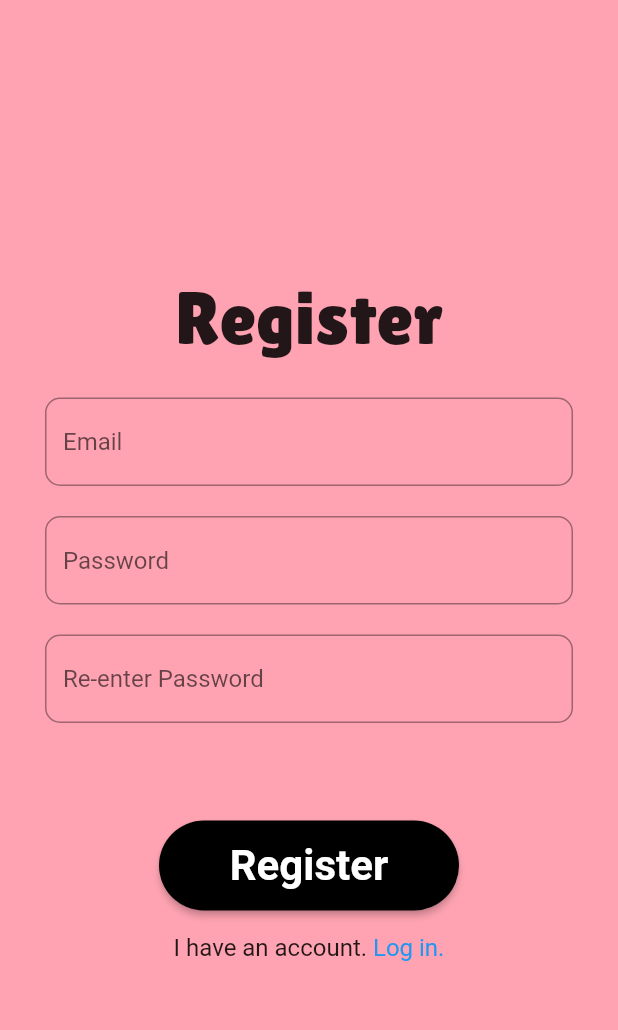
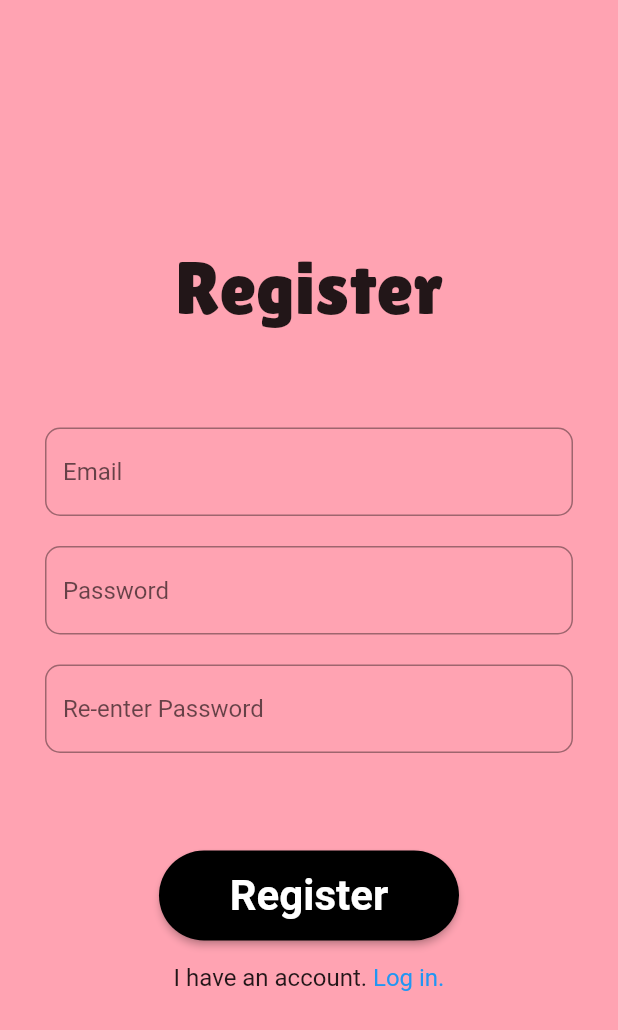
Before and after one commit to ericadiogo/piggy, a Flutter app: the RegisterScreen screen opened directly, on a phone screen of 412 x 824 dp. Shown: the top 1030 px of the screen. Run offline on Flutter 3.47's test engine with Material 2 defaults, Android fonts, the light colour scheme and no system bars; our stand-ins replace firebase_auth, firebase_core; accounts and stored records are empty.

Commit message:
PIGGY-0007: Register working on Firebase Auth.

```diff
--- a/lib/screens/register_screen.dart
+++ b/lib/screens/register_screen.dart
@@ -1,13 +1,37 @@
+import 'package:firebase_auth/firebase_auth.dart';
 import 'package:flutter/material.dart';
+import 'package:piggy/services/firebase_auth_methods.dart';
 
 import 'login_screen.dart';
 
 class RegisterScreen extends StatefulWidget{
+  static String routeName = '/signup-email-password';
+  const RegisterScreen({Key? key}) : super(key : key);
   @override
   State<StatefulWidget> createState() => _RegisterScreenState();
 }
 
 class _RegisterScreenState extends State<RegisterScreen>{
+  final TextEditingController emailController = TextEditingController();
+  final TextEditingController passwordController = TextEditingController();
+
+  @override
+  void dispose() {
+    super.dispose();
+    emailController.dispose();
+    passwordController.dispose();
+  }
+
+  void registerUser() async {
+    FirebaseAuthMethods(FirebaseAuth.instance).signUpWithEmail(
+        email: emailController.text,
+        password: passwordController.text,
+        context:context,);
+    SnackBar(content: Text('You have been registered!'),);
+    Navigator.push(context,
+      MaterialPageRoute(builder: (context) => LoginScreen(),),);
+  }
+
   @override
   Widget build(BuildContext context) {
     return Scaffold(
@@ -25,11 +49,12 @@ class _RegisterScreenState extends State<RegisterScreen>{
               fontFamily: 'Lilita One',
             )
         ),
-        SizedBox(height: 20,),
+        SizedBox(height: 60,),
         Container(
           padding: EdgeInsets.fromLTRB(30,5,30,5),
           child:
-            TextField(decoration: InputDecoration(
+            TextField(controller: emailController,
+              decoration: InputDecoration(
                 border: OutlineInputBorder(
                   borderRadius: BorderRadius.circular(10),
                   borderSide: BorderSide(
@@ -44,7 +69,9 @@ class _RegisterScreenState extends State<RegisterScreen>{
         Container(
           padding: EdgeInsets.fromLTRB(30,5,30,5),
           child:
-            TextField(decoration: InputDecoration(
+            TextField(controller: passwordController,
+              obscureText: true,
+              decoration: InputDecoration(
                 border: OutlineInputBorder(
                   borderRadius: BorderRadius.circular(10),
                   borderSide: BorderSide(
@@ -59,7 +86,8 @@ class _RegisterScreenState extends State<RegisterScreen>{
         Container(
           padding: EdgeInsets.fromLTRB(30,5,30,5),
           child:
-            TextField(decoration: InputDecoration(
+            TextField(obscureText: true,
+              decoration: InputDecoration(
                 border: OutlineInputBorder(
                   borderRadius: BorderRadius.circular(10),
                   borderSide: BorderSide(
@@ -71,10 +99,7 @@ class _RegisterScreenState extends State<RegisterScreen>{
             ),
         ),
         SizedBox(height: 60,),
-        ElevatedButton(onPressed: (){
-          Navigator.push(context,
-              MaterialPageRoute(builder: (context) => LoginScreen(),),);
-        },
+        ElevatedButton(onPressed: registerUser,
           style: ButtonStyle(
             backgroundColor: MaterialStatePropertyAll<Color>(Colors.black),
             shape: MaterialStateProperty.all(
```
Also changed, not shown: lib/services/firebase_auth_methods.dart (+11 -1 lines).
